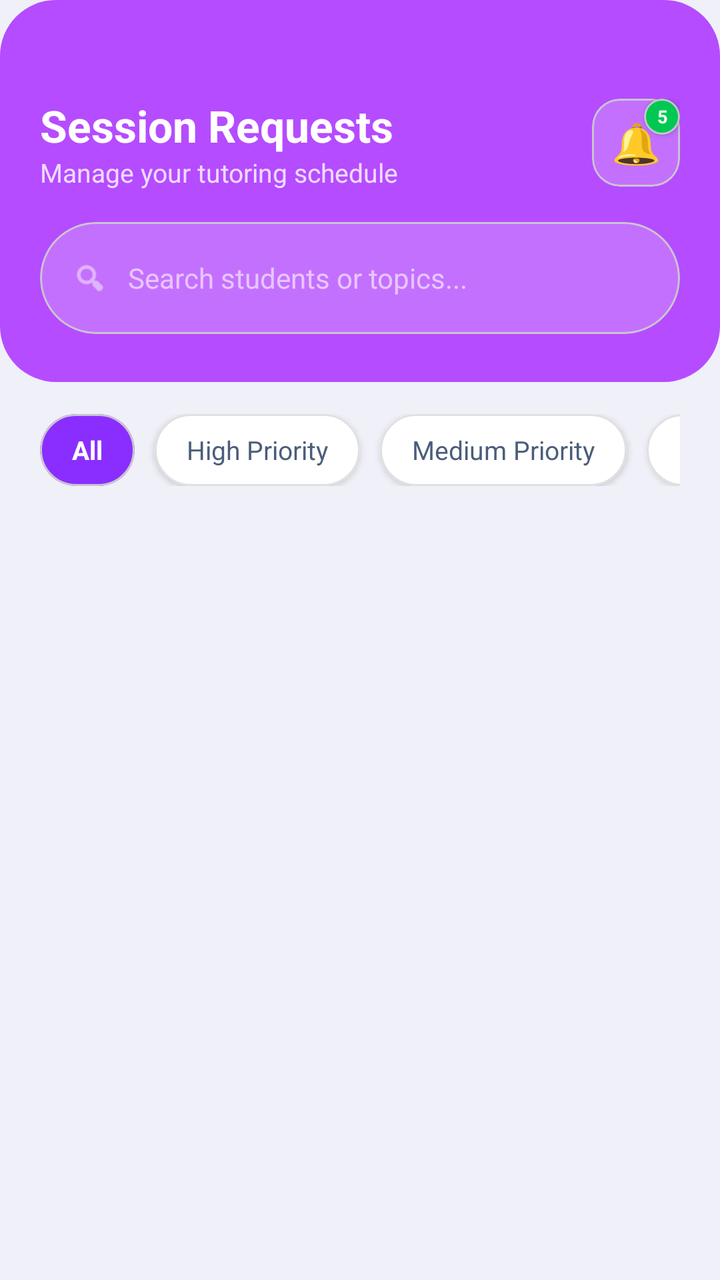
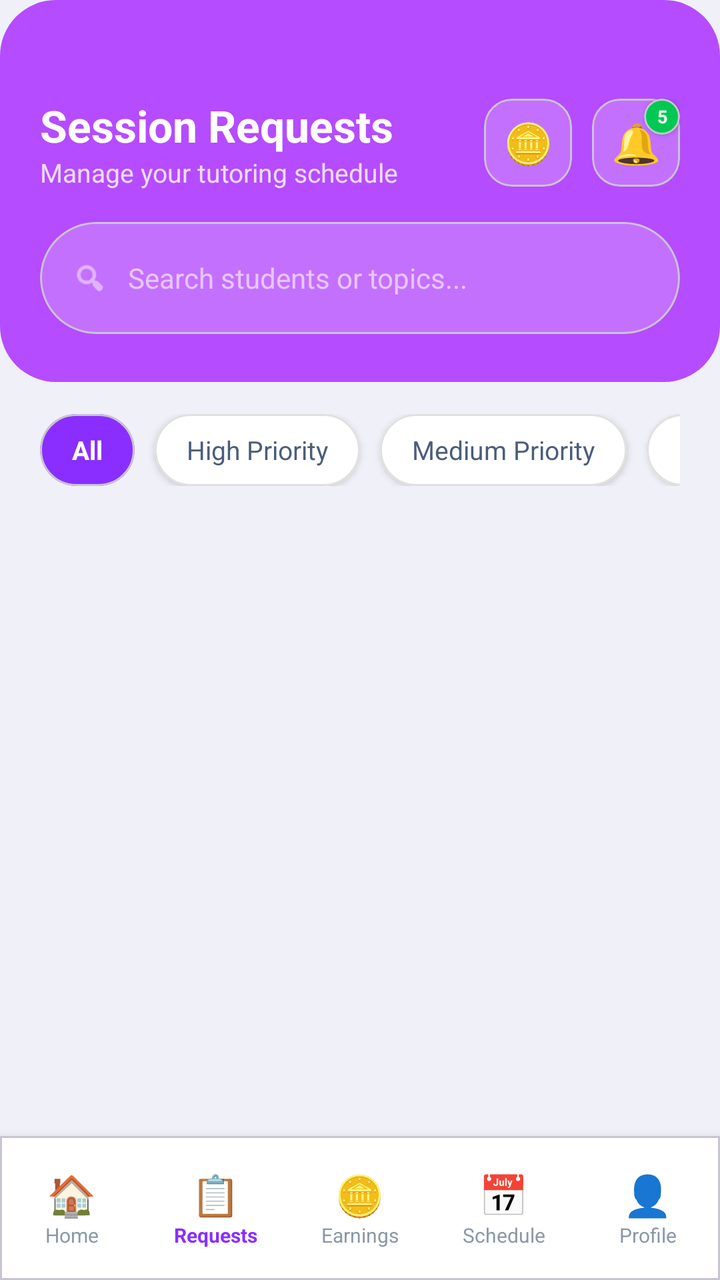

An Android layout rendered at two revisions. The XML below is the earlier revision; the diff shows what the commit changed to produce the second picture.
<!-- AndroidManifest.xml: application theme Theme.PeerTutoringApollo -->
<!-- res/layout/activity_tutor_requests.xml -->
<?xml version="1.0" encoding="utf-8"?>
<LinearLayout xmlns:android="http://schemas.android.com/apk/res/android"
    xmlns:app="http://schemas.android.com/apk/res-auto"
    android:layout_width="match_parent"
    android:layout_height="match_parent"
    android:orientation="vertical"
    android:background="#F0F0F8">

    
    <LinearLayout
        android:layout_width="match_parent"
        android:layout_height="wrap_content"
        android:orientation="vertical"
        android:background="@drawable/bg_button_gradient"
        android:paddingTop="48dp"
        android:paddingBottom="24dp"
        android:paddingHorizontal="20dp">

        
        <LinearLayout
            android:layout_width="match_parent"
            android:layout_height="wrap_content"
            android:orientation="horizontal"
            android:gravity="center_vertical"
            android:layout_marginBottom="16dp">

            <LinearLayout
                android:layout_width="0dp"
                android:layout_height="wrap_content"
                android:layout_weight="1"
                android:orientation="vertical">

                <TextView
                    android:layout_width="wrap_content"
                    android:layout_height="wrap_content"
                    android:text="Session Requests"
                    android:textColor="#FFFFFF"
                    android:textSize="22sp"
                    android:textStyle="bold" />

                <TextView
                    android:layout_width="wrap_content"
                    android:layout_height="wrap_content"
                    android:text="Manage your tutoring schedule"
                    android:textColor="#CCFFFFFF"
                    android:textSize="13sp" />
            </LinearLayout>

            
            <FrameLayout
                android:layout_width="44dp"
                android:layout_height="44dp">

                <com.google.android.material.card.MaterialCardView
                    android:layout_width="44dp"
                    android:layout_height="44dp"
                    app:cardCornerRadius="14dp"
                    app:cardBackgroundColor="#33FFFFFF"
                    app:cardElevation="0dp">
                    <TextView
                        android:layout_width="match_parent"
                        android:layout_height="match_parent"
                        android:gravity="center"
                        android:text="🔔"
                        android:textSize="20sp" />
                </com.google.android.material.card.MaterialCardView>

                
                <com.google.android.material.card.MaterialCardView
                    android:id="@+id/cardNotifBadge"
                    android:layout_width="18dp"
                    android:layout_height="18dp"
                    android:layout_gravity="top|end"
                    app:cardCornerRadius="9dp"
                    app:cardBackgroundColor="#00C853"
                    app:cardElevation="2dp">
                    <TextView
                        android:id="@+id/tvNotifCount"
                        android:layout_width="match_parent"
                        android:layout_height="match_parent"
                        android:gravity="center"
                        android:text="5"
                        android:textColor="#FFFFFF"
                        android:textSize="9sp"
                        android:textStyle="bold" />
                </com.google.android.material.card.MaterialCardView>
            </FrameLayout>
        </LinearLayout>

        
        <com.google.android.material.card.MaterialCardView
            android:layout_width="match_parent"
            android:layout_height="wrap_content"
            app:cardCornerRadius="28dp"
            app:cardBackgroundColor="#33FFFFFF"
            app:cardElevation="0dp">
            <LinearLayout
                android:layout_width="match_parent"
                android:layout_height="wrap_content"
                android:orientation="horizontal"
                android:gravity="center_vertical"
                android:paddingHorizontal="16dp"
                android:paddingVertical="4dp">
                <ImageView
                    android:layout_width="18dp"
                    android:layout_height="18dp"
                    android:src="@android:drawable/ic_menu_search"
                    app:tint="#CCFFFFFF"
                    android:layout_marginEnd="10dp" />
                <EditText
                    android:id="@+id/etSearch"
                    android:layout_width="match_parent"
                    android:layout_height="48dp"
                    android:hint="Search students or topics..."
                    android:textColorHint="#99FFFFFF"
                    android:textColor="#FFFFFF"
                    android:textSize="14sp"
                    android:background="@null"
                    android:inputType="text" />
            </LinearLayout>
        </com.google.android.material.card.MaterialCardView>
    </LinearLayout>

    
    <HorizontalScrollView
        android:layout_width="match_parent"
        android:layout_height="wrap_content"
        android:scrollbars="none"
        android:paddingHorizontal="20dp"
        android:paddingTop="16dp"
        android:paddingBottom="8dp">

        <LinearLayout
            android:layout_width="wrap_content"
            android:layout_height="wrap_content"
            android:orientation="horizontal">

            <com.google.android.material.card.MaterialCardView
                android:id="@+id/chipAll"
                android:layout_width="wrap_content"
                android:layout_height="36dp"
                android:layout_marginEnd="10dp"
                app:cardCornerRadius="18dp"
                app:cardBackgroundColor="#8A2EFF"
                app:cardElevation="0dp">
                <TextView
                    android:layout_width="wrap_content"
                    android:layout_height="match_parent"
                    android:gravity="center"
                    android:paddingHorizontal="16dp"
                    android:text="All"
                    android:textColor="#FFFFFF"
                    android:textSize="13sp"
                    android:textStyle="bold" />
            </com.google.android.material.card.MaterialCardView>

            <com.google.android.material.card.MaterialCardView
                android:id="@+id/chipHighPriority"
                android:layout_width="wrap_content"
                android:layout_height="36dp"
                android:layout_marginEnd="10dp"
                app:cardCornerRadius="18dp"
                app:cardBackgroundColor="#FFFFFF"
                app:cardElevation="2dp"
                app:strokeColor="#E0E0E0"
                app:strokeWidth="1dp">
                <TextView
                    android:layout_width="wrap_content"
                    android:layout_height="match_parent"
                    android:gravity="center"
                    android:paddingHorizontal="16dp"
                    android:text="High Priority"
                    android:textColor="#4B5D7A"
                    android:textSize="13sp" />
            </com.google.android.material.card.MaterialCardView>

            <com.google.android.material.card.MaterialCardView
                android:id="@+id/chipMediumPriority"
                android:layout_width="wrap_content"
                android:layout_height="36dp"
                android:layout_marginEnd="10dp"
                app:cardCornerRadius="18dp"
                app:cardBackgroundColor="#FFFFFF"
                app:cardElevation="2dp"
                app:strokeColor="#E0E0E0"
                app:strokeWidth="1dp">
                <TextView
                    android:layout_width="wrap_content"
                    android:layout_height="match_parent"
                    android:gravity="center"
                    android:paddingHorizontal="16dp"
                    android:text="Medium Priority"
                    android:textColor="#4B5D7A"
                    android:textSize="13sp" />
            </com.google.android.material.card.MaterialCardView>

            <com.google.android.material.card.MaterialCardView
                android:id="@+id/chipLowPriority"
                android:layout_width="wrap_content"
                android:layout_height="36dp"
                app:cardCornerRadius="18dp"
                app:cardBackgroundColor="#FFFFFF"
                app:cardElevation="2dp"
                app:strokeColor="#E0E0E0"
                app:strokeWidth="1dp">
                <TextView
                    android:layout_width="wrap_content"
                    android:layout_height="match_parent"
                    android:gravity="center"
                    android:paddingHorizontal="16dp"
                    android:text="Low Priority"
                    android:textColor="#4B5D7A"
                    android:textSize="13sp" />
            </com.google.android.material.card.MaterialCardView>
        </LinearLayout>
    </HorizontalScrollView>

    
    <ScrollView
        android:layout_width="match_parent"
        android:layout_height="0dp"
        android:layout_weight="1"
        android:fillViewport="true">

        <LinearLayout
            android:id="@+id/layoutRequestList"
            android:layout_width="match_parent"
            android:layout_height="wrap_content"
            android:orientation="vertical"
            android:paddingHorizontal="20dp"
            android:paddingTop="8dp"
            android:paddingBottom="24dp" />
    </ScrollView>

</LinearLayout>
<!-- resources referenced by this layout -->
<resources>
  <!-- drawable bg_button_gradient (drawable) -->
  <?xml version="1.0" encoding="utf-8"?>
  <shape xmlns:android="http://schemas.android.com/apk/res/android">
      <gradient
          android:startColor="#B54CFF"
          android:endColor="#B54CFF"
          android:angle="0" />
      <corners android:radius="28dp" />
  </shape>
  <style name="Theme.PeerTutoringApollo" parent="Base.Theme.PeerTutoringApollo" />
  <style name="Base.Theme.PeerTutoringApollo" parent="Theme.Material3.DayNight.NoActionBar">
          
          
      </style>
</resources>

<!-- the commit's change to res/layout/activity_tutor_requests.xml (unified diff, before → after) -->
@@ -47,6 +47,24 @@
             </LinearLayout>
 
             
+            <com.google.android.material.card.MaterialCardView
+                android:id="@+id/btnOpenEarnings"
+                android:layout_width="44dp"
+                android:layout_height="44dp"
+                android:layout_marginEnd="10dp"
+                app:cardCornerRadius="14dp"
+                app:cardBackgroundColor="#33FFFFFF"
+                app:cardElevation="0dp"
+                android:clickable="true"
+                android:focusable="true">
+                <TextView
+                    android:layout_width="match_parent"
+                    android:layout_height="match_parent"
+                    android:gravity="center"
+                    android:text="🪙"
+                    android:textSize="20sp" />
+            </com.google.android.material.card.MaterialCardView>
+
             <FrameLayout
                 android:layout_width="44dp"
                 android:layout_height="44dp">
@@ -232,4 +250,72 @@
             android:paddingBottom="24dp" />
     </ScrollView>
 
+
+    
+    <com.google.android.material.card.MaterialCardView
+        android:layout_width="match_parent"
+        android:layout_height="72dp"
+        app:cardCornerRadius="0dp"
+        app:cardBackgroundColor="#FFFFFF"
+        app:cardElevation="8dp">
+
+        <LinearLayout
+            android:layout_width="match_parent"
+            android:layout_height="match_parent"
+            android:orientation="horizontal">
+
+            <LinearLayout android:id="@+id/navHome"
+                android:layout_width="0dp" android:layout_height="match_parent"
+                android:layout_weight="1" android:orientation="vertical"
+                android:gravity="center" android:clickable="true" android:focusable="true">
+                <TextView android:layout_width="wrap_content" android:layout_height="wrap_content"
+                    android:text="🏠" android:textSize="20sp" android:gravity="center"/>
+                <TextView android:layout_width="wrap_content" android:layout_height="wrap_content"
+                    android:text="Home" android:textSize="10sp" android:textColor="#8B97A8"/>
+            </LinearLayout>
+
+            <LinearLayout android:id="@+id/navRequests"
+                android:layout_width="0dp" android:layout_height="match_parent"
+                android:layout_weight="1" android:orientation="vertical"
+                android:gravity="center" android:clickable="true" android:focusable="true">
+                <TextView android:layout_width="wrap_content" android:layout_height="wrap_content"
+                    android:text="📋" android:textSize="20sp" android:gravity="center"/>
+                <TextView android:layout_width="wrap_content" android:layout_height="wrap_content"
+                    android:text="Requests" android:textSize="10sp" android:textColor="#8A2EFF"
+                    android:textStyle="bold"/>
+            </LinearLayout>
+
+            <LinearLayout android:id="@+id/navEarnings"
+                android:layout_width="0dp" android:layout_height="match_parent"
+                android:layout_weight="1" android:orientation="vertical"
+                android:gravity="center" android:clickable="true" android:focusable="true">
+                <TextView android:layout_width="wrap_content" android:layout_height="wrap_content"
+                    android:text="🪙" android:textSize="20sp" android:gravity="center"/>
+                <TextView android:layout_width="wrap_content" android:layout_height="wrap_content"
+                    android:text="Earnings" android:textSize="10sp" android:textColor="#8B97A8"/>
+            </LinearLayout>
+
+            <LinearLayout android:id="@+id/navAvailability"
+                android:layout_width="0dp" android:layout_height="match_parent"
+                android:layout_weight="1" android:orientation="vertical"
+                android:gravity="center" android:clickable="true" android:focusable="true">
+                <TextView android:layout_width="wrap_content" android:layout_height="wrap_content"
+                    android:text="📅" android:textSize="20sp" android:gravity="center"/>
+                <TextView android:layout_width="wrap_content" android:layout_height="wrap_content"
+                    android:text="Schedule" android:textSize="10sp" android:textColor="#8B97A8"/>
+            </LinearLayout>
+
+            <LinearLayout android:id="@+id/navProfile"
+                android:layout_width="0dp" android:layout_height="match_parent"
+                android:layout_weight="1" android:orientation="vertical"
+                android:gravity="center" android:clickable="true" android:focusable="true">
+                <TextView android:layout_width="wrap_content" android:layout_height="wrap_content"
+                    android:text="👤" android:textSize="20sp" android:gravity="center"/>
+                <TextView android:layout_width="wrap_content" android:layout_height="wrap_content"
+                    android:text="Profile" android:textSize="10sp" android:textColor="#8B97A8"/>
+            </LinearLayout>
+
+        </LinearLayout>
+    </com.google.android.material.card.MaterialCardView>
+
 </LinearLayout>
